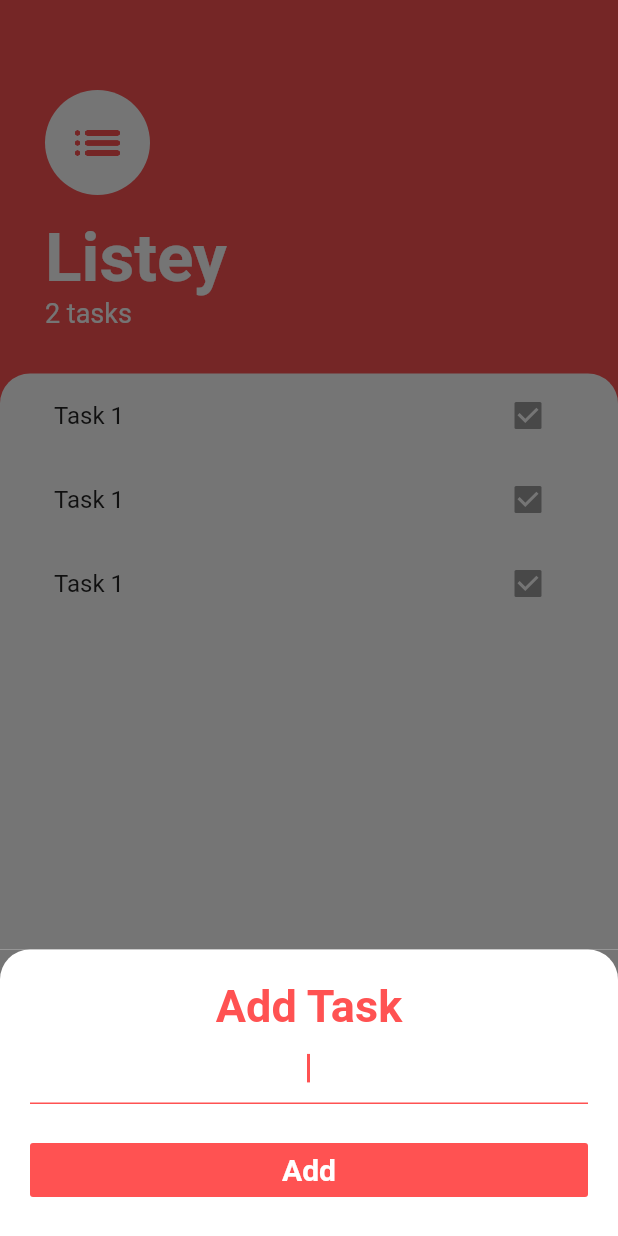
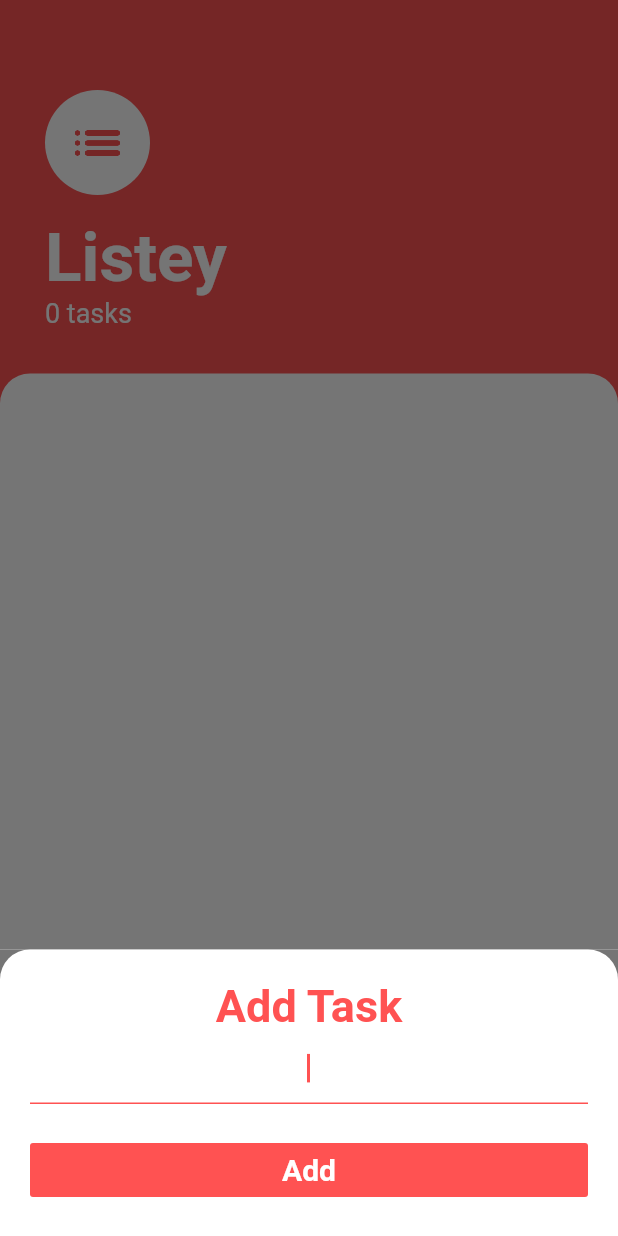
Before and after one commit to Darrshana/Listey, a Flutter app: the screen it shows after launch, after a tap on the "add" icon, on a phone screen of 412 x 824 dp. Run offline on Flutter 3.47's test engine with Material 2 defaults, Android fonts, the phone set to English and light mode, and no system bars; our stand-ins replace get_storage, sqflite; accounts and stored records are empty.

Commit message:
completed app.

```diff
--- /dev/null
+++ b/lib/database_helper.dart
@@ -0,0 +1,106 @@
+import 'package:sqflite/sqflite.dart';
+import 'dart:async';
+import 'dart:io';
+import 'package:path_provider/path_provider.dart';
+import 'package:listey/models/tasks_data.dart';
+import 'package:listey/models/tasks.dart';
+import 'package:provider/provider.dart';
+
+class DatabaseHelper {
+
+  static DatabaseHelper _databaseHelper;    // Singleton DatabaseHelper
+  static Database _database;                // Singleton Database
+
+  String todoTable = 'todo_table';
+  String colTitle = 'title';
+  String colDone ='isDone';
+
+  DatabaseHelper._createInstance(); // Named constructor to create instance of DatabaseHelper
+
+  factory DatabaseHelper() {
+
+    if (_databaseHelper == null) {
+      _databaseHelper = DatabaseHelper._createInstance(); // This is executed only once, singleton object
+    }
+    return _databaseHelper;
+  }
+
+  Future<Database> get database async {
+
+    if (_database == null) {
+      _database = await initializeDatabase();
+    }
+    return _database;
+  }
+
+  Future<Database> initializeDatabase() async {
+    // Get the directory path for both Android and iOS to store database.
+    Directory directory = await getApplicationDocumentsDirectory();
+    String path = directory.path + 'todos.db';
+
+    // Open/create the database at a given path
+    var todosDatabase = await openDatabase(path, version: 1, onCreate: _createDb);
+    return todosDatabase;
+  }
+
+  void _createDb(Database db, int newVersion) async {
+
+    await db.execute('CREATE TABLE $todoTable($colTitle TEXT, '
+        '$colDone bool)');
+  }
+
+  // Fetch Operation: Get all todo objects from database
+  Future<List<Map<String, dynamic>>> getTodoMapList() async {
+    Database db = await this.database;
+
+//		var result = await db.rawQuery('SELECT * FROM $todoTable order by $colTitle ASC');
+    var result = await db.query(todoTable);
+    return result;
+  }
+
+  // Insert Operation: Insert a todo object to database
+  insertTodo(Tasks todo) async {
+    Database db = await this.database;
+    var result = await db.insert(todoTable, todo.toMap());
+
+  }
+
+  // Update Operation: Update a todo object and save it to database
+  updateTodo(Tasks todo) async {
+    var db = await this.database;
+    var result = await db.update(todoTable, todo.toMap(), where: '$colTitle = ?', whereArgs: [todo.title]);
+
+  }
+
+
+  // Delete Operation: Delete a todo object from database
+   deleteTodo(Tasks todo) async {
+    var db = await this.database;
+    var result = await db.delete(todoTable, where: '$colTitle = ?', whereArgs: [todo.title]);
+
+  }
+
+  // Get number of todo objects in database
+  Future<int> getCount() async {
+    Database db = await this.database;
+    List<Map<String, dynamic>> x = await db.rawQuery('SELECT COUNT (*) from $todoTable');
+    int result = Sqflite.firstIntValue(x);
+    return result;
+  }
+
+  // Get the 'Map List' [ List<Map> ] and convert it to 'todo List' [ List<Todo> ]
+  Future<List<Tasks>> getTodoList() async {
+
+    var todoMapList = await getTodoMapList(); // Get 'Map List' from database
+    int count = todoMapList.length;         // Count the number of map entries in db table
+
+    List<Tasks> todoList = List<Tasks>();
+    // For loop to create a 'todo List' from a 'Map List'
+    for (int i = 0; i < count; i++) {
+      todoList.add(Tasks.fromMapObject(todoMapList[i]));
+    }
+
+    return todoList;
+  }
+
+}
--- a/lib/main.dart
+++ b/lib/main.dart
@@ -1,17 +1,23 @@
 import 'package:flutter/material.dart';
 import 'package:listey/screens/tasks_screen.dart';
+import 'package:provider/provider.dart';
+import 'package:listey/models/tasks_data.dart';
+import 'package:get_storage/get_storage.dart';
 
-void main() {
+void main() async {
+  await GetStorage.init();
   runApp(MyApp());
 }
 
 class MyApp extends StatelessWidget {
   @override
   Widget build(BuildContext context) {
-    return MaterialApp(
+    return ChangeNotifierProvider(
+      builder:(context) => TaskData(),
+      child:  MaterialApp(
       home: TasksScreen(),
 
       debugShowCheckedModeBanner: false,
-    );
+    ));
   }
 }
--- /dev/null
+++ b/lib/models/tasks.dart
@@ -0,0 +1,37 @@
+class Tasks{
+  String title;
+  bool isDone;
+  Tasks({this.title,this.isDone=false});
+
+  String get _title => title;
+  bool get _isDone => isDone;
+
+  set Title(String newTitle) {
+    if (newTitle.length <= 255) {
+      this.title = newTitle;
+    }
+  }
+  set Done(bool done) {
+
+      this.isDone=done;
+
+  }
+  toggleDone(){
+    isDone=!isDone;
+  }
+  Map<dynamic, dynamic> toMap() {
+
+    var map = Map<String, dynamic>();
+
+    map['title'] = title;
+    map['isDone'] =isDone == true?1:0;
+
+    return map;
+  }
+  Tasks.fromMapObject(Map<dynamic, dynamic> map) {
+
+    this.title = map['title'];
+    this.isDone=map['isDone']==1?true:false;
+
+  }
+}
--- a/lib/screens/tasks_screen.dart
+++ b/lib/screens/tasks_screen.dart
@@ -1,70 +1,96 @@
 import 'package:flutter/cupertino.dart';
 import 'package:flutter/material.dart';
+import 'package:provider/provider.dart';
 import 'package:listey/screens/add_tasks.dart';
+import 'package:listey/models/tasks_data.dart';
+import 'package:listey/widgets/task_tile.dart';
+import 'package:get_storage/get_storage.dart';
+import 'package:listey/models/tasks.dart';
+import 'package:listey/database_helper.dart';
+
+
+
 
 class TasksScreen extends StatelessWidget {
-  Widget BottomSheet(BuildContext context){
+  static DatabaseHelper _databaseHelper = new DatabaseHelper();
+  Widget BottomSheet(BuildContext context) {
     return AddTasks();
   }
+
   @override
   Widget build(BuildContext context) {
-    return SafeArea(child:Scaffold(
-      floatingActionButton: FloatingActionButton(child: Icon(Icons.add),backgroundColor: Colors.redAccent,onPressed: ()
-        {
+    return SafeArea(
+        child: FutureBuilder<List<Tasks>>(
+            future: _databaseHelper.getTodoList(),
+            builder:  (context, snapshot) {
+              if (snapshot.hasData) {
+                Provider.of<TaskData>(context).tasks=snapshot.data;
+                return Scaffold(
+            floatingActionButton: FloatingActionButton(
+              child: Icon(Icons.add),
+              backgroundColor: Colors.redAccent,
+              onPressed: () {
                 showModalBottomSheet(context: context, builder: BottomSheet);
-        },),
+              },
+            ),
             backgroundColor: Colors.redAccent,
-      body: Column(
+            body:
+                Column(crossAxisAlignment: CrossAxisAlignment.start, children: [
+              Container(
+                  padding: EdgeInsets.only(
+                      top: 60.0, left: 30.0, right: 30.0, bottom: 30.0),
+                  child: Column(
                       crossAxisAlignment: CrossAxisAlignment.start,
-          children:[Container(
-        padding: EdgeInsets.only(top:60.0,left: 30.0,right:30.0,bottom: 30.0),
-        child:Column(
-          crossAxisAlignment: CrossAxisAlignment.start,
-        children: [CircleAvatar(child:Icon(Icons.list_rounded,size: 40.0,color: Colors.redAccent,),
+                      children: [
+                        CircleAvatar(
+                          child: Icon(
+                            Icons.list_rounded,
+                            size: 40.0,
+                            color: Colors.redAccent,
+                          ),
                           backgroundColor: Colors.white,
                           radius: 35,
                         ),
-        SizedBox(height: 15.0,),
-        Text('Listey',style: TextStyle(color: Colors.white,fontSize: 45.0,fontWeight: FontWeight.w700),),
-
-        Text('2 tasks',style: TextStyle(fontSize: 18.0,color: Colors.white),),])
+                        SizedBox(
+                          height: 15.0,
                         ),
-        Expanded(child: Container(
+                        Text(
+                          'Listey',
+                          style: TextStyle(
+                              color: Colors.white,
+                              fontSize: 45.0,
+                              fontWeight: FontWeight.w700),
+                        ),
+                        Text(
+                          '${Provider.of<TaskData>(context).tasks.length} tasks',
+                          style: TextStyle(fontSize: 18.0, color: Colors.white),
+                        ),
+                      ])),
+              Expanded(
+                  child: Container(
                 padding: EdgeInsets.symmetric(horizontal: 20.0),
                 decoration: BoxDecoration(
-            borderRadius: BorderRadius.only(topLeft: Radius.circular(20.0),topRight: Radius.circular(20.0)),
-            color: Colors.white
-          ),
-          child: ListView(
-            children: [
-              TaskTile(),
-              TaskTile(),
-              TaskTile(),
+                    borderRadius: BorderRadius.only(
+                        topLeft: Radius.circular(20.0),
+                        topRight: Radius.circular(20.0)),
+                    color: Colors.white),
+                child:  ListView.builder(
+                             itemBuilder: (context,index) {
 
-            ],
-          ),
-        ))
+                             final task = Provider.of<TaskData>(context).tasks[index];
+
+                             return TaskTile(name : task.title , isChecked: task.isDone,
+                                 Callback: (checkboxstate) {Provider.of<TaskData>(context).updateTasks(task);},
+                            OnLongPress: () {Provider.of<TaskData>(context).deleteTasks(task);}
+
+                           );
 
 
-      ])));
-  }
-}
 
-class TaskTile extends StatelessWidget {
-  const TaskTile({
-    Key key,
-  }) : super(key: key);
+                  },
+                itemCount: Provider.of<TaskData>(context).tasks.length,)))]));}
 
-  @override
-  Widget build(BuildContext context) {
-    return ListTile(
-      title: Text('Task 1'),
-      trailing: Checkbox(
-        value: true,
-        focusColor: Color(0xffff5252),
+            return CircularProgressIndicator();
+            }));
 
-
-      ),
-    );
-  }
-}
+}}
--- a/pubspec.yaml
+++ b/pubspec.yaml
@@ -28,6 +28,11 @@ dependencies:
   # The following adds the Cupertino Icons font to your application.
   # Use with the CupertinoIcons class for iOS style icons.
   cupertino_icons: ^1.0.0
+  provider: ^3.2.0
+  get_storage: ^1.4.0
+  sqflite: any
+  path_provider: ^1.6.28
+  intl : ^0.15.7
 
 dev_dependencies:
   flutter_test:
```
Also changed, not shown: lib/models/tasks_data.dart (added, +37 -0 lines), lib/screens/add_tasks.dart (+12 -1 lines), lib/widgets/task_tile.dart (added, +29 -0 lines), pubspec.lock, 22 other files. Lines whose indentation alone changed are shown as unchanged.
